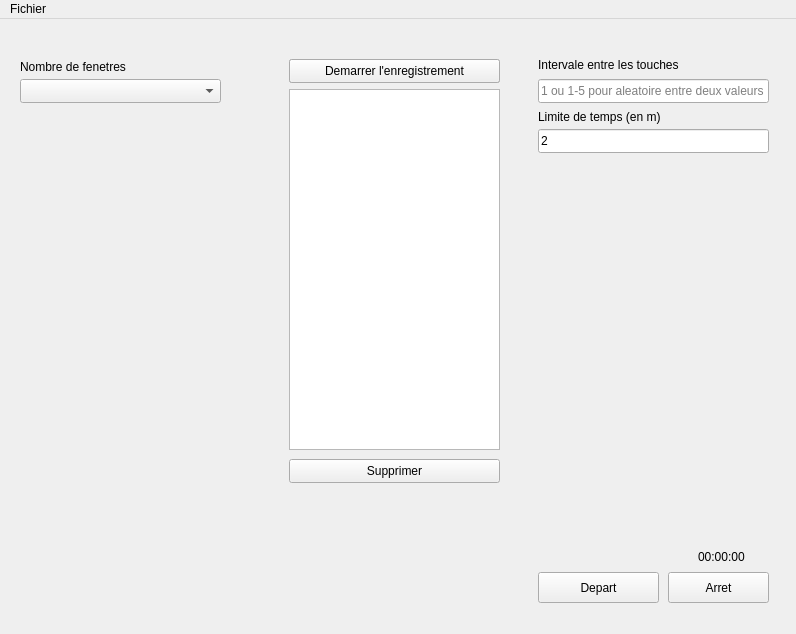
This is bot/ui/mainwindow.ui in zelazna/nw_bot as Qt 5 draws it before an edit. The edited form follows.
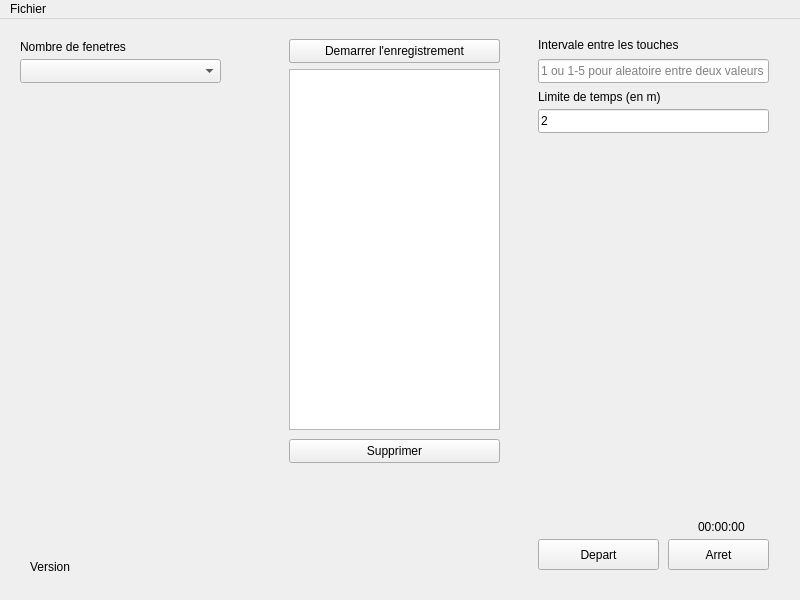
This is the edited form. Icons and pictures are not drawn.

```diff
--- a/bot/ui/mainwindow.ui
+++ b/bot/ui/mainwindow.ui
@@ -6,8 +6,8 @@
    <rect>
     <x>0</x>
     <y>0</y>
-    <width>796</width>
-    <height>634</height>
+    <width>800</width>
+    <height>600</height>
    </rect>
   </property>
   <property name="windowTitle">
@@ -18,7 +18,7 @@
     <property name="geometry">
      <rect>
       <x>10</x>
-      <y>30</y>
+      <y>10</y>
       <width>771</width>
       <height>561</height>
      </rect>
@@ -48,6 +48,25 @@
           <height>24</height>
          </rect>
         </property>
+        <property name="minimumSize">
+         <size>
+          <width>100</width>
+          <height>10</height>
+         </size>
+        </property>
+       </widget>
+       <widget class="QLabel" name="appVersion">
+        <property name="geometry">
+         <rect>
+          <x>20</x>
+          <y>530</y>
+          <width>231</width>
+          <height>16</height>
+         </rect>
+        </property>
+        <property name="text">
+         <string>Version</string>
+        </property>
        </widget>
       </widget>
      </item>
@@ -62,6 +81,12 @@
           <height>24</height>
          </rect>
         </property>
+        <property name="minimumSize">
+         <size>
+          <width>100</width>
+          <height>10</height>
+         </size>
+        </property>
         <property name="text">
          <string>Demarrer l'enregistrement</string>
         </property>
@@ -78,6 +103,12 @@
           <height>24</height>
          </rect>
         </property>
+        <property name="minimumSize">
+         <size>
+          <width>100</width>
+          <height>10</height>
+         </size>
+        </property>
         <property name="text">
          <string>Arreter l'enregistrement</string>
         </property>
@@ -91,6 +122,12 @@
           <height>361</height>
          </rect>
         </property>
+        <property name="minimumSize">
+         <size>
+          <width>100</width>
+          <height>175</height>
+         </size>
+        </property>
        </widget>
        <widget class="QPushButton" name="deleteKey">
         <property name="geometry">
@@ -101,6 +138,12 @@
           <height>24</height>
          </rect>
         </property>
+        <property name="minimumSize">
+         <size>
+          <width>100</width>
+          <height>10</height>
+         </size>
+        </property>
         <property name="text">
          <string>Supprimer</string>
         </property>
@@ -172,11 +215,17 @@
         <property name="geometry">
          <rect>
           <x>10</x>
-          <y>523</y>
+          <y>510</y>
           <width>121</width>
           <height>31</height>
          </rect>
         </property>
+        <property name="minimumSize">
+         <size>
+          <width>100</width>
+          <height>10</height>
+         </size>
+        </property>
         <property name="text">
          <string>Depart</string>
         </property>
@@ -185,11 +234,17 @@
         <property name="geometry">
          <rect>
           <x>140</x>
-          <y>523</y>
+          <y>510</y>
           <width>101</width>
           <height>31</height>
          </rect>
         </property>
+        <property name="minimumSize">
+         <size>
+          <width>100</width>
+          <height>10</height>
+         </size>
+        </property>
         <property name="text">
          <string>Arret</string>
         </property>
@@ -198,7 +253,7 @@
         <property name="geometry">
          <rect>
           <x>170</x>
-          <y>500</y>
+          <y>490</y>
           <width>49</width>
           <height>16</height>
          </rect>
@@ -217,7 +272,7 @@
     <rect>
      <x>0</x>
      <y>0</y>
-     <width>796</width>
+     <width>800</width>
      <height>21</height>
     </rect>
    </property>
```
Left out of the diff: 15 changed lines with no effect on the pictures.
